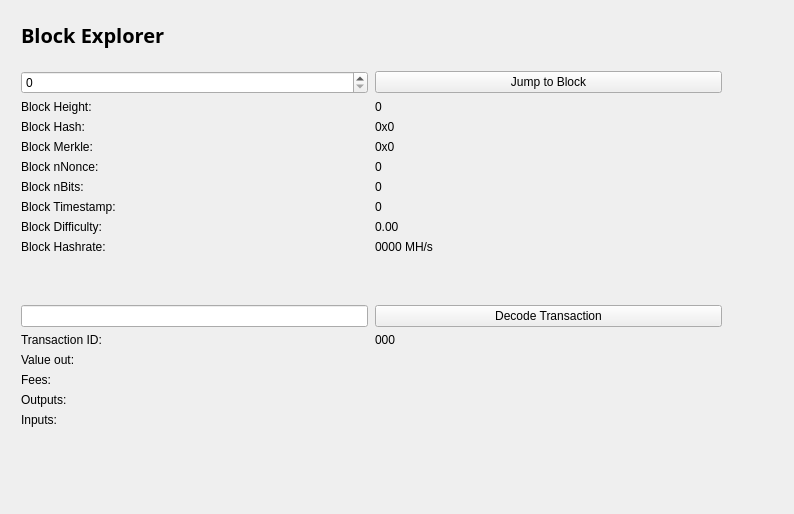
The window that src/qt/forms/blockbrowser.ui (slimcoin-project/Slimcoin) describes before a commit, drawn with Qt 5.
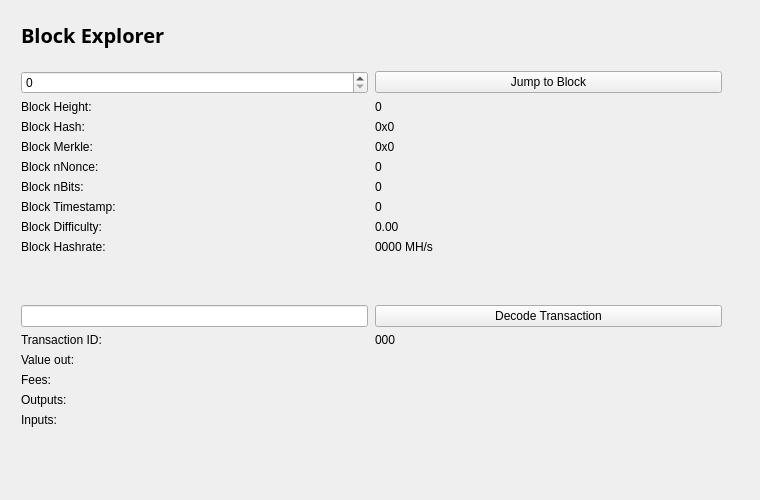
The same window after the commit.

```diff
--- a/src/qt/forms/blockbrowser.ui
+++ b/src/qt/forms/blockbrowser.ui
@@ -2,35 +2,14 @@
 <ui version="4.0">
  <class>BlockBrowser</class>
  <widget class="QWidget" name="BlockBrowser">
-  <property name="windowModality">
-   <enum>Qt::NonModal</enum>
-  </property>
-  <property name="enabled">
-   <bool>true</bool>
-  </property>
   <property name="geometry">
    <rect>
     <x>0</x>
     <y>0</y>
-    <width>794</width>
-    <height>514</height>
+    <width>760</width>
+    <height>500</height>
    </rect>
   </property>
-  <property name="sizePolicy">
-   <sizepolicy hsizetype="Preferred" vsizetype="Preferred">
-    <horstretch>0</horstretch>
-    <verstretch>0</verstretch>
-   </sizepolicy>
-  </property>
-  <property name="minimumSize">
-   <size>
-    <width>0</width>
-    <height>0</height>
-   </size>
-  </property>
-  <property name="acceptDrops">
-   <bool>false</bool>
-  </property>
   <property name="windowTitle">
    <string>Form</string>
   </property>
@@ -49,12 +28,18 @@
    </property>
    <item row="1" column="0">
     <widget class="QWidget" name="widget" native="true">
+     <property name="minimumSize">
+      <size>
+       <width>760</width>
+       <height>500</height>
+      </size>
+     </property>
      <widget class="QWidget" name="layoutWidget">
       <property name="geometry">
        <rect>
         <x>0</x>
         <y>0</y>
-        <width>699</width>
+        <width>752</width>
         <height>27</height>
        </rect>
       </property>
@@ -81,7 +66,7 @@
          </property>
          <property name="sizeHint" stdset="0">
           <size>
-           <width>40</width>
+           <width>640</width>
            <height>20</height>
           </size>
          </property>
```
Left out of the diff: 2 changed lines with no effect on the pictures.
